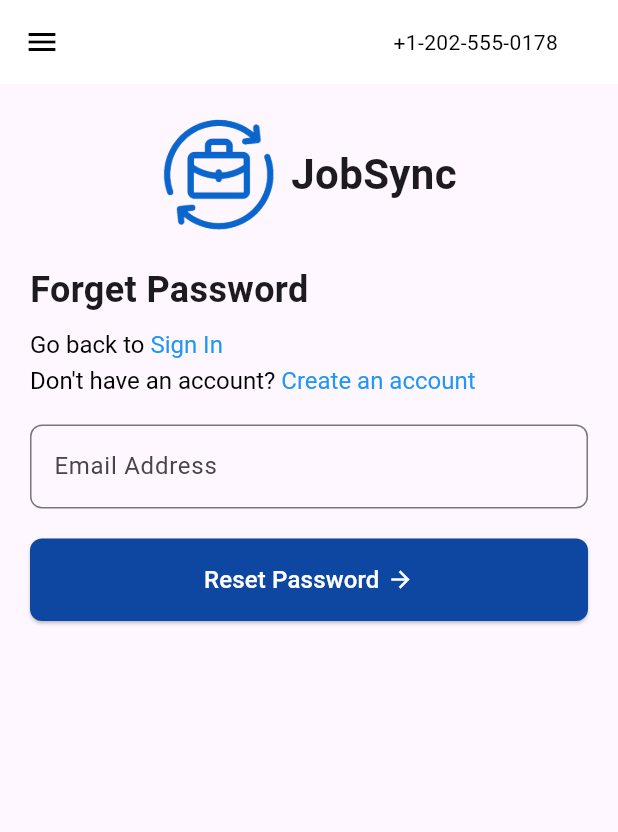
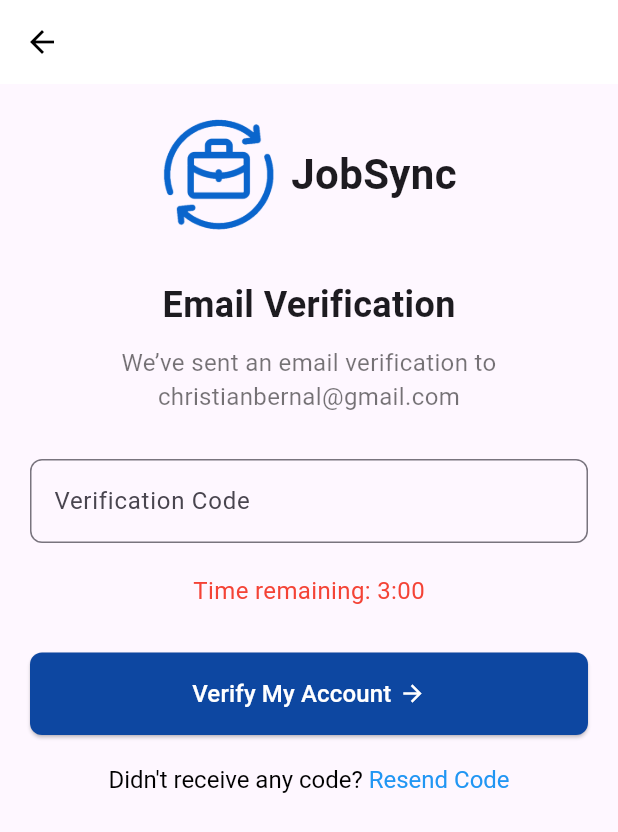
Before and after one commit to ajhay013/Application-JobSync, a Flutter app: the ForgetPasswordScreen screen opened directly, after a tap on "Reset Password", on a phone screen of 412 x 824 dp. Shown: the top 832 px of the screen. Run offline on Flutter 3.47's test engine with Material 3 defaults, Android fonts, the phone set to English and light mode, and no system bars.

Commit message:
Added email verification after forgot  password

```diff
--- a/lib/Pages/ForgotPassword.dart
+++ b/lib/Pages/ForgotPassword.dart
@@ -1,7 +1,7 @@
 import 'package:flutter/material.dart';
-import 'package:flutter/gestures.dart'; // Import gestures package
+import 'package:flutter/gestures.dart';
 import 'package:capstone/main.dart';
-import 'package:capstone/Pages/Sign.dart'; // Import the Sign.dart file
+import 'package:capstone/Pages/Sign.dart';// Import gestures package
 
 class ForgetPasswordScreen extends StatelessWidget {
   @override
@@ -11,39 +11,14 @@ class ForgetPasswordScreen extends StatelessWidget {
         backgroundColor: Colors.white,
         elevation: 0, // Remove shadow
         leading: IconButton(
-          icon: Icon(Icons.menu, color: Colors.black),
-          onPressed: () {},
+          icon: Icon(Icons.arrow_back, color: Colors.black),
+          onPressed: () => Navigator.pop(context),
         ),
-        actions: [
-          Padding(
-            padding: const EdgeInsets.only(right: 10.0),
-            child: Row(
-              children: [
-                Text("+1-202-555-0178",
-                    style: TextStyle(color: Colors.black, fontSize: 14)),
-                SizedBox(width: 10),
-                SizedBox(width: 20),
-                /*TextButton(
-                  onPressed: () {},
-                  style: TextButton.styleFrom(
-                    padding: EdgeInsets.zero, // Prevent any underlines
-                  ),
-                  child: Row(
-                    children: [
-                      Text("Login", style: TextStyle(color: Colors.black)),
-                      Icon(Icons.person, color: Colors.black),
-                    ],
-                  ),
-                ),*/
-              ],
-            ),
-          ),
-        ],
       ),
-      body: Padding(
+      body: SingleChildScrollView(
         padding: const EdgeInsets.symmetric(horizontal: 20),
         child: Column(
-          crossAxisAlignment: CrossAxisAlignment.start, // Align all other content to the left
+          crossAxisAlignment: CrossAxisAlignment.start,
           children: [
             SizedBox(height: 20),
             // Center the logo and JobSync text only horizontally in a Row
@@ -82,17 +57,16 @@ class ForgetPasswordScreen extends StatelessWidget {
                     style: TextStyle(color: Colors.blue),
                     recognizer: TapGestureRecognizer()
                       ..onTap = () {
-                        // Navigate to Sign In screen
                         Navigator.push(
                           context,
-                          MaterialPageRoute(builder: (context) => SignScreen()),
-                        );
+                          MaterialPageRoute(builder: (context) => SignScreen())
+                         ); // Navigate back to Sign In screen
                       },
                   ),
                 ],
               ),
             ),
-            SizedBox(height: 5),
+            SizedBox(height: 10),
             // Apply same logic for "Create an account" button
             RichText(
               text: TextSpan(
@@ -110,7 +84,8 @@ class ForgetPasswordScreen extends StatelessWidget {
                         // Navigate to Create Account in main.dart
                         Navigator.pushAndRemoveUntil(
                           context,
-                          MaterialPageRoute(builder: (context) => MyApp()), // Replace with MyApp() (or whatever root widget you have)
+                          MaterialPageRoute(
+                              builder: (context) => MyApp()), // Replace with the actual create account screen
                           (Route<dynamic> route) => false, // Removes all previous routes
                         );
                       },
@@ -140,7 +115,11 @@ class ForgetPasswordScreen extends StatelessWidget {
                   ),
                 ),
                 onPressed: () {
-                  // Handle Reset Password
+                  // Navigate to the email verification screen
+                  Navigator.push(
+                    context,
+                    MaterialPageRoute(builder: (context) => ResetPasswordScreen()),
+                  );
                 },
                 child: Row(
                   mainAxisSize: MainAxisSize.min,
@@ -150,9 +129,128 @@ class ForgetPasswordScreen extends StatelessWidget {
                       style: TextStyle(fontSize: 16, color: Colors.white),
                     ),
                     SizedBox(width: 5),
-                    Icon(Icons.arrow_forward, color: Colors.white), // Change color here
+                    Icon(Icons.arrow_forward, color: Colors.white),
                   ],
                 ),
+              ),
+            ),
+          ],
+        ),
+      ),
+    );
+  }
+}
+
+class ResetPasswordScreen extends StatelessWidget {
+  @override
+  Widget build(BuildContext context) {
+    return Scaffold(
+      resizeToAvoidBottomInset: true,
+      appBar: AppBar(
+        backgroundColor: Colors.white,
+        elevation: 0, // Remove shadow
+        leading: IconButton(
+          icon: Icon(Icons.arrow_back, color: Colors.black),
+          onPressed: () => Navigator.pop(context),
+        ),
+      ),
+      body: SingleChildScrollView(
+        padding: const EdgeInsets.symmetric(horizontal: 20),
+        child: Column(
+          crossAxisAlignment: CrossAxisAlignment.center,
+          children: [
+            SizedBox(height: 20),
+            // Center the logo and title horizontally
+            Row(
+              mainAxisAlignment: MainAxisAlignment.center,
+              children: [
+                Image.asset(
+                  'assets/logo/jobsync_logo.png', // Ensure logo is in the assets folder
+                  height: 80,
+                ),
+                SizedBox(width: 10),
+                Text(
+                  'JobSync',
+                  style: TextStyle(fontSize: 28, fontWeight: FontWeight.bold),
+                ),
+              ],
+            ),
+            SizedBox(height: 30),
+            // Title
+            Text(
+              'Email Verification',
+              style: TextStyle(fontSize: 24, fontWeight: FontWeight.bold),
+            ),
+            SizedBox(height: 10),
+            // Subtitle
+            Text(
+              "We’ve sent an email verification to\nchristianbernal@gmail.com",
+              textAlign: TextAlign.center,
+              style: TextStyle(fontSize: 16, color: Colors.black54),
+            ),
+            SizedBox(height: 30),
+            // Verification Code Input
+            TextField(
+              decoration: InputDecoration(
+                labelText: 'Verification Code',
+                border: OutlineInputBorder(
+                  borderRadius: BorderRadius.circular(8),
+                ),
+              ),
+            ),
+            SizedBox(height: 20),
+            // Countdown Timer
+            Text(
+              'Time remaining: 3:00',
+              style: TextStyle(color: Colors.red, fontSize: 16),
+            ),
+            SizedBox(height: 30),
+            // Verify Button
+            SizedBox(
+              width: double.infinity,
+              child: ElevatedButton(
+                style: ElevatedButton.styleFrom(
+                  backgroundColor: Colors.blue[900],
+                  padding: EdgeInsets.symmetric(vertical: 16),
+                  shape: RoundedRectangleBorder(
+                    borderRadius: BorderRadius.circular(8),
+                  ),
+                ),
+                onPressed: () {
+                  // Handle verification logic
+                },
+                child: Row(
+                  mainAxisAlignment: MainAxisAlignment.center,
+                  children: [
+                    Text(
+                      'Verify My Account',
+                      style: TextStyle(fontSize: 16, color: Colors.white),
+                    ),
+                    SizedBox(width: 5),
+                    Icon(Icons.arrow_forward, color: Colors.white),
+                  ],
+                ),
+              ),
+            ),
+            SizedBox(height: 20),
+            // Resend Code
+            RichText(
+              text: TextSpan(
+                style: TextStyle(fontSize: 16),
+                children: [
+                  TextSpan(
+                    text: "Didn't receive any code? ",
+                    style: TextStyle(color: Colors.black),
+                  ),
+                  TextSpan(
+                    text: 'Resend Code',
+                    style: TextStyle(color: Colors.blue),
+                    recognizer: TapGestureRecognizer()
+                      ..onTap = () {
+                        // Handle resend code logic
+                      },
+                  ),
+                ],
               ),
             ),
           ],
```
Also changed, not shown: lib/main.dart (line endings or trailing spaces).
